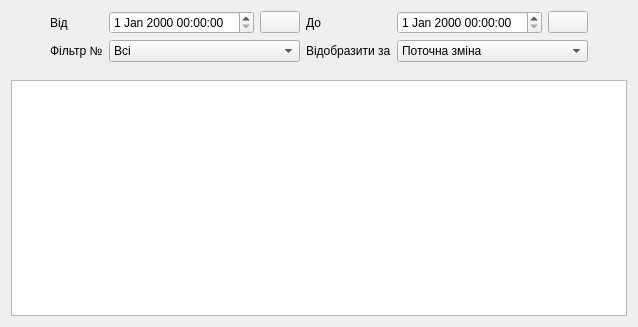
This is kf-1000/scada/report.ui in vanessaorgua/Linovitsa as Qt 5 draws it before an edit. The edited form follows.
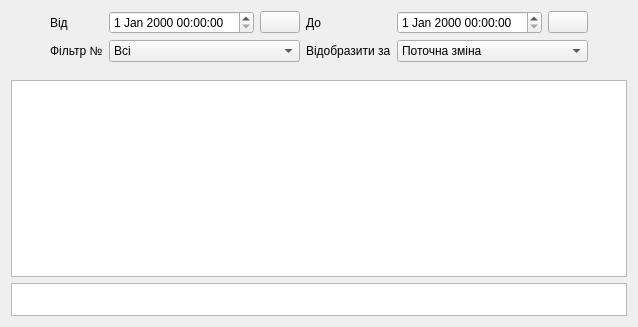
This is the edited form. Icons and pictures are not drawn.

The edit to the form file:
```diff
--- a/kf-1000/scada/report.ui
+++ b/kf-1000/scada/report.ui
@@ -141,6 +141,28 @@
      </property>
     </widget>
    </item>
+   <item row="5" column="0" colspan="8">
+    <widget class="QTableView" name="twReportAgr">
+     <property name="minimumSize">
+      <size>
+       <width>0</width>
+       <height>33</height>
+      </size>
+     </property>
+     <property name="maximumSize">
+      <size>
+       <width>16777215</width>
+       <height>33</height>
+      </size>
+     </property>
+     <attribute name="horizontalHeaderVisible">
+      <bool>false</bool>
+     </attribute>
+     <attribute name="horizontalHeaderVisible">
+      <bool>false</bool>
+     </attribute>
+    </widget>
+   </item>
   </layout>
  </widget>
  <resources/>
```
